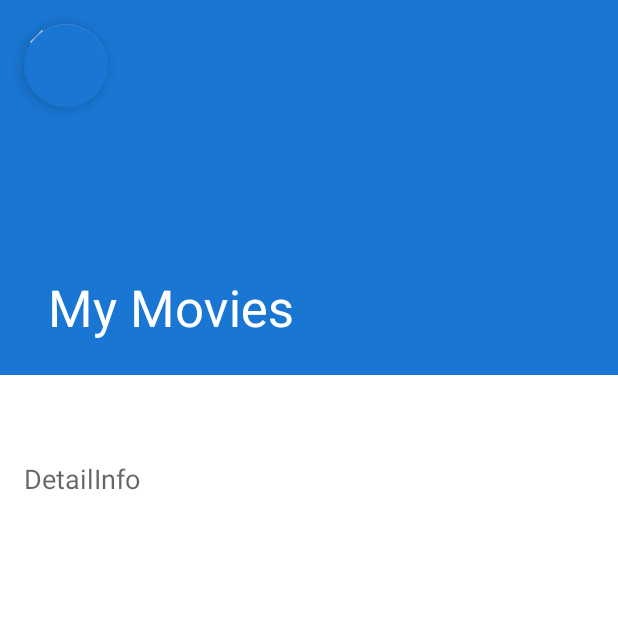
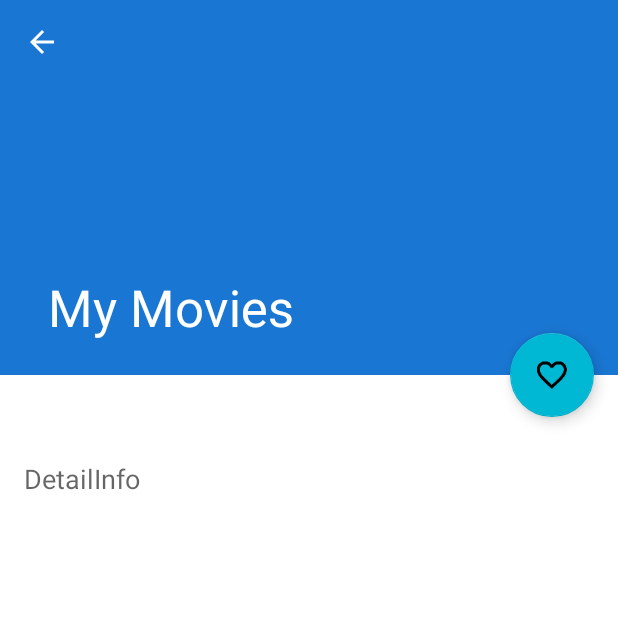
Before and after one commit to juanes133/My-Movies, an Android app: the DetailActivity screen opened directly, with no data from a screen before it, on a phone screen of 412 x 824 dp, the top half of it. Run offline under Robolectric (Android 15) with nearby library versions, the phone set to English and light mode, and no system bars; pictures from the network do not load.

Commit message:
se finalizo proyecto my movies

```diff
--- a/app/src/main/java/com/example/mymovies/DetailActivity.kt
+++ b/app/src/main/java/com/example/mymovies/DetailActivity.kt
@@ -28,7 +28,7 @@ class DetailActivity : AppCompatActivity() {
                 .with(this)
                 .load("https://image.tmdb.org/t/p/w780/${movie.backdrop_path}")
                 .into(binding.backdrop)
-            binding.summary.text = movie.overview + movie.overview + movie.overview + movie.overview + movie.overview + movie.overview + movie.overview
+            binding.summary.text = movie.overview
             bindDetalInfo(binding.detailInfo, movie)
         }
         setContentView(binding.root)
--- a/app/src/main/res/layout/activity_detail.xml
+++ b/app/src/main/res/layout/activity_detail.xml
@@ -19,7 +19,7 @@
             android:layout_height="250dp"
             app:contentScrim="@color/colorSecondary"
             app:layout_scrollFlags="scroll|exitUntilCollapsed"
-            app:statusBarScrim="?attr/colorSecondary">
+            app:statusBarScrim="@color/colorSecondary">
 
             <ImageView
                 android:id="@+id/backdrop"
@@ -77,6 +77,9 @@
     <com.google.android.material.floatingactionbutton.FloatingActionButton
         android:layout_width="wrap_content"
         android:layout_height="wrap_content"
-        android:layout_margin="16dp"/>
+        android:layout_margin="16dp"
+        app:layout_anchor="@id/appBar"
+        app:layout_anchorGravity="bottom|end"
+        android:src="@mipmap/ic_favorite" />
 
 </androidx.coordinatorlayout.widget.CoordinatorLayout>
--- a/app/src/main/res/values/themes.xml
+++ b/app/src/main/res/values/themes.xml
@@ -6,7 +6,7 @@
         <item name="colorPrimaryVariant">#1976D2</item>
         <item name="colorOnPrimary">@color/white</item>
         <!-- Secondary brand color. -->
-        <item name="colorSecondary">#1976D2</item>
+        <item name="colorSecondary">#00B8D4</item>
         <item name="colorSecondaryVariant">@color/teal_700</item>
         <item name="colorOnSecondary">@color/black</item>
         <!-- Status bar color. -->
```
Also changed, not shown: app/src/main/res/mipmap-xxxhdpi/ic_favorite.png (added).
